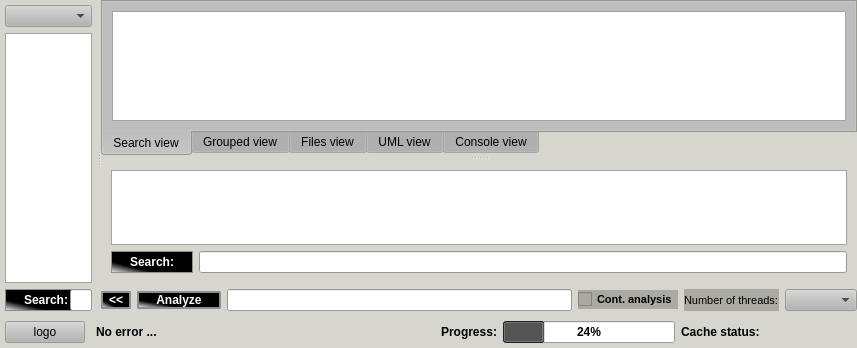
Old version of the form dltmessageanalyzerplugin/src/form.ui in the repository svlad-90/DLT-Message-Analyzer.
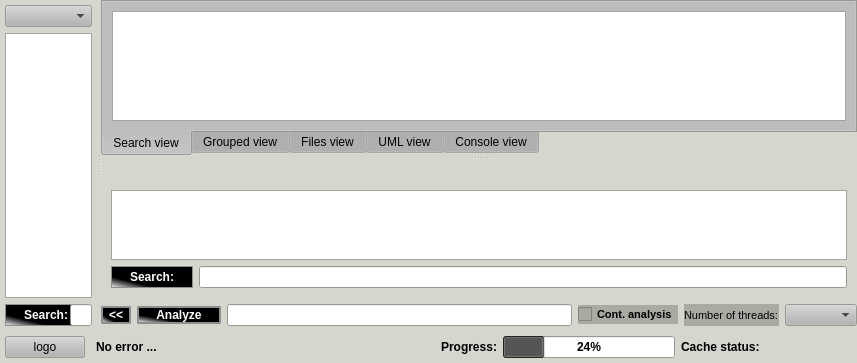
New version of the form. Custom widgets are drawn as their Qt base class.

What changed in the file:
```diff
--- a/dltmessageanalyzerplugin/src/form.ui
+++ b/dltmessageanalyzerplugin/src/form.ui
@@ -683,7 +683,7 @@
           </widget>
          </widget>
          <widget class="QWidget" name="verticalLayoutWidget">
-          <layout class="QVBoxLayout" name="filtersLayout" stretch="0,0">
+          <layout class="QVBoxLayout" name="filtersLayout" stretch="0,0,0">
            <property name="sizeConstraint">
             <enum>QLayout::SetMinimumSize</enum>
            </property>
@@ -699,6 +699,19 @@
            <property name="bottomMargin">
             <number>10</number>
            </property>
+           <item>
+            <spacer name="horizontalSpacer">
+             <property name="orientation">
+              <enum>Qt::Horizontal</enum>
+             </property>
+             <property name="sizeHint" stdset="0">
+              <size>
+               <width>40</width>
+               <height>20</height>
+              </size>
+             </property>
+            </spacer>
+           </item>
            <item>
             <widget class="CFiltersView" name="filtersTreeView">
              <property name="sizePolicy">
```
Left out of the diff: 2 changed lines with no effect on the pictures.
